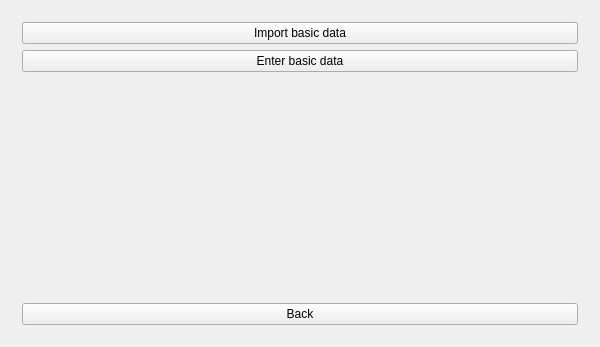
Qt form Orar/OrarApp/SecondView.ui (alexandrutm/UnivTimetable) before a commit.
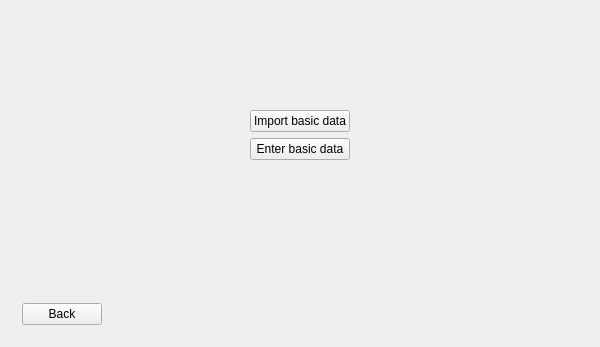
The same form after that commit.

Diff of the .ui file:
```diff
--- a/Orar/OrarApp/SecondView.ui
+++ b/Orar/OrarApp/SecondView.ui
@@ -17,27 +17,66 @@
    <item>
     <widget class="QStackedWidget" name="stackedWidget">
      <widget class="QWidget" name="page">
-      <layout class="QVBoxLayout" name="verticalLayout_3">
-       <item>
-        <layout class="QGridLayout" name="gridLayout">
+      <layout class="QGridLayout" name="gridLayout_2">
          <item row="0" column="0">
+        <layout class="QVBoxLayout" name="verticalLayout_2">
+         <item>
+          <layout class="QGridLayout" name="gridLayout">
+           <item row="2" column="0">
+            <spacer name="horizontalSpacer_2">
+             <property name="orientation">
+              <enum>Qt::Horizontal</enum>
+             </property>
+             <property name="sizeHint" stdset="0">
+              <size>
+               <width>40</width>
+               <height>20</height>
+              </size>
+             </property>
+            </spacer>
+           </item>
+           <item row="1" column="2">
+            <spacer name="horizontalSpacer">
+             <property name="orientation">
+              <enum>Qt::Horizontal</enum>
+             </property>
+             <property name="sizeHint" stdset="0">
+              <size>
+               <width>40</width>
+               <height>20</height>
+              </size>
+             </property>
+            </spacer>
+           </item>
+           <item row="1" column="1">
           <widget class="QPushButton" name="pushButton_2">
            <property name="text">
             <string>Import basic data</string>
            </property>
           </widget>
          </item>
-         <item row="1" column="0">
+           <item row="2" column="1">
           <widget class="QPushButton" name="pushButtonBasicData">
            <property name="text">
             <string>Enter basic data</string>
            </property>
           </widget>
          </item>
-        </layout>
-       </item>
-       <item>
-        <layout class="QVBoxLayout" name="verticalLayout_2">
+           <item row="0" column="1">
+            <spacer name="verticalSpacer_2">
+             <property name="orientation">
+              <enum>Qt::Vertical</enum>
+             </property>
+             <property name="sizeHint" stdset="0">
+              <size>
+               <width>20</width>
+               <height>40</height>
+              </size>
+             </property>
+            </spacer>
+           </item>
+          </layout>
+         </item>
          <item>
           <spacer name="verticalSpacer">
            <property name="orientation">
@@ -52,11 +91,28 @@
           </spacer>
          </item>
          <item>
+          <layout class="QHBoxLayout" name="horizontalLayout">
+           <item>
           <widget class="QPushButton" name="backHome">
            <property name="text">
             <string>Back</string>
            </property>
           </widget>
+           </item>
+           <item>
+            <spacer name="horizontalSpacer_3">
+             <property name="orientation">
+              <enum>Qt::Horizontal</enum>
+             </property>
+             <property name="sizeHint" stdset="0">
+              <size>
+               <width>40</width>
+               <height>20</height>
+              </size>
+             </property>
+            </spacer>
+           </item>
+          </layout>
          </item>
         </layout>
        </item>
```
Lines whose indentation alone changed are shown as unchanged.
